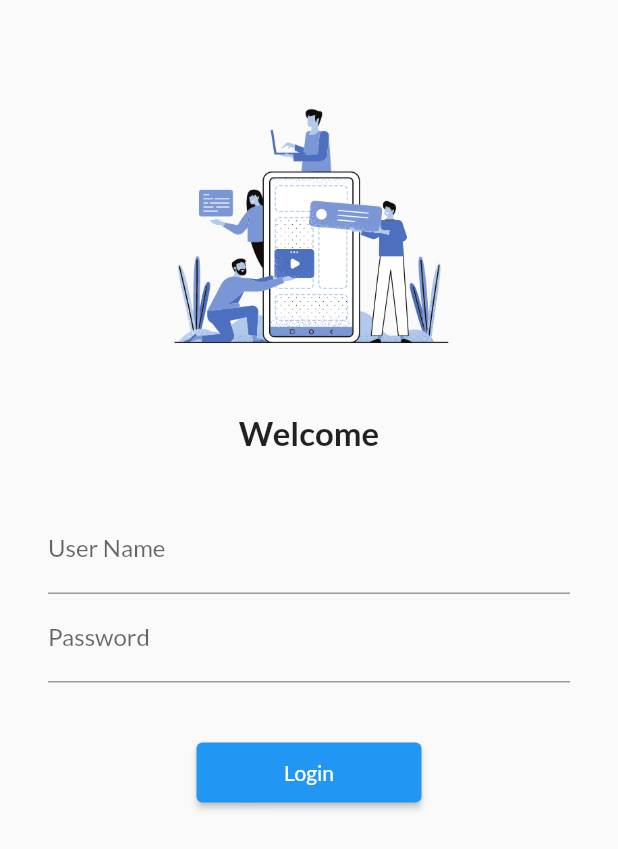
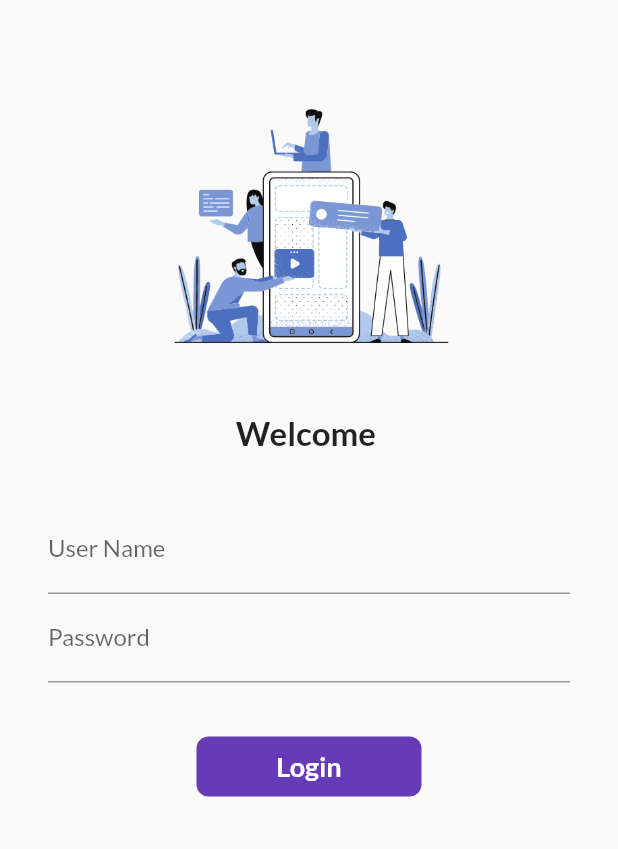
Before and after one commit to vikash18o19/Catalogue_App, a Flutter app: the screen it shows after launch, on a phone screen of 412 x 824 dp. Shown: the top 849 px of the screen. Run offline on Flutter 3.47's test engine with Material 2 defaults, Android fonts, the phone set to English and light mode, and no system bars; our stand-ins replace google_fonts.

Commit message:
added animation to button and used await function

```diff
--- a/lib/pages/login_page.dart
+++ b/lib/pages/login_page.dart
@@ -1,9 +1,18 @@
 import 'package:carousel_app/utils/routes.dart';
 import 'package:flutter/material.dart';
+import 'package:flutter/painting.dart';
 
-class LoginPage extends StatelessWidget {
+class LoginPage extends StatefulWidget {
   const LoginPage({Key? key}) : super(key: key);
 
+  @override
+  State<LoginPage> createState() => _LoginPageState();
+}
+
+class _LoginPageState extends State<LoginPage> {
+  String name = "";
+  bool changeButton = false;
+  int ani = 1;
   @override
   Widget build(BuildContext context) {
     return Material(
@@ -17,9 +26,9 @@
             "assets/images/login.png",
             height: 225,
           ),
-          const Text(
-            "Welcome",
-            style: TextStyle(
+          Text(
+            "Welcome $name",
+            style: const TextStyle(
               fontSize: 22,
               fontWeight: FontWeight.bold,
             ),
@@ -35,6 +44,10 @@
                 TextFormField(
                   decoration: const InputDecoration(
                       hintText: "Enter Username", labelText: "User Name"),
+                  onChanged: (value) {
+                    name = value;
+                    setState(() {});
+                  },
                 ),
                 TextFormField(
                   obscureText: true,
@@ -47,14 +60,49 @@
           const SizedBox(
             height: 20.0,
           ),
-          ElevatedButton(
-              onPressed: () {
+          InkWell(
+              onTap: () async {
+                setState(() {
+                  changeButton = true;
+                });
+                setState(() {
+                  ani = 2;
+                });
+                await Future.delayed(const Duration(seconds: 1));
+                // changeButton = false;
                 Navigator.pushNamed(context, MyRoutes.homeRoute);
               },
-              style: TextButton.styleFrom(
-                minimumSize: const Size(150, 40),
-              ),
-              child: const Text("Login")),
+              child: AnimatedContainer(
+                duration: const Duration(seconds: 1),
+                width: changeButton ? 38 : 150,
+                height: 40,
+                alignment: Alignment.center,
+                child: ani == 2
+                    ? Icon(
+                        Icons.done,
+                        color: Colors.white,
+                      )
+                    : Text(
+                        changeButton ? "" : "Login",
+                        style: TextStyle(
+                            color: Colors.white,
+                            fontWeight: FontWeight.bold,
+                            fontSize: 18),
+                      ),
+                decoration: BoxDecoration(
+                  color: Colors.deepPurple,
+                  //shape: changeButton ? BoxShape.circle : BoxShape.rectangle
+                  borderRadius: BorderRadius.circular(changeButton ? 50 : 8),
+                ),
+              ))
+          // ElevatedButton(
+          //     onPressed: () {
+          //       Navigator.pushNamed(context, MyRoutes.homeRoute);
+          //     },
+          //     style: TextButton.styleFrom(
+          //       minimumSize: const Size(150, 40),
+          //     ),
+          //     child: const Text("Login")),
         ],
       ),
     ));
```
